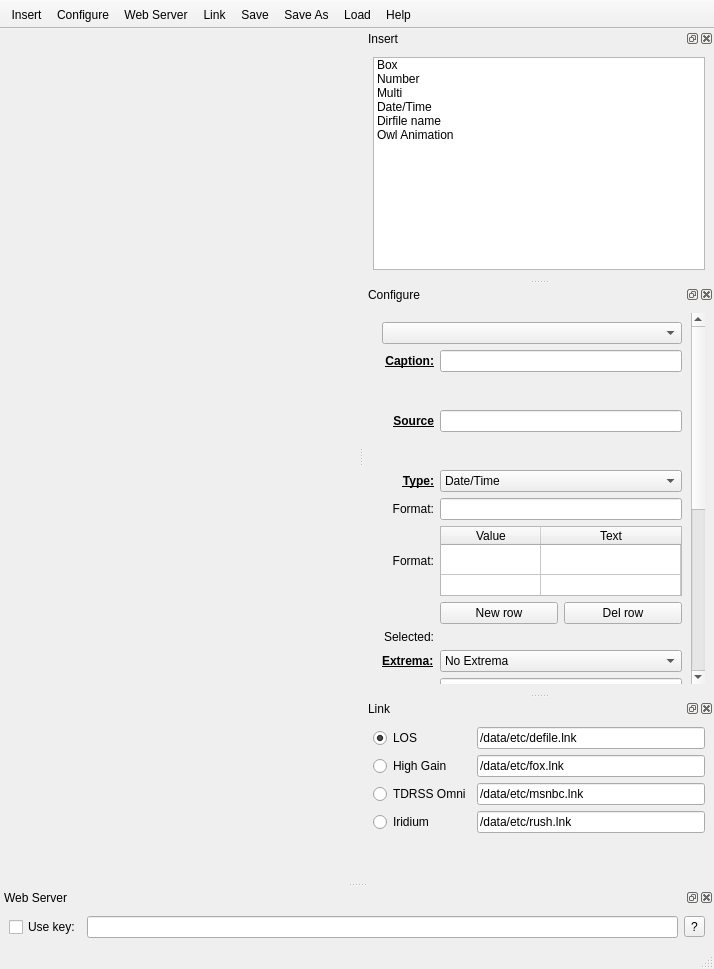
Old version of the form owl/PMainWindow.ui in the repository BlastTNG/flight.
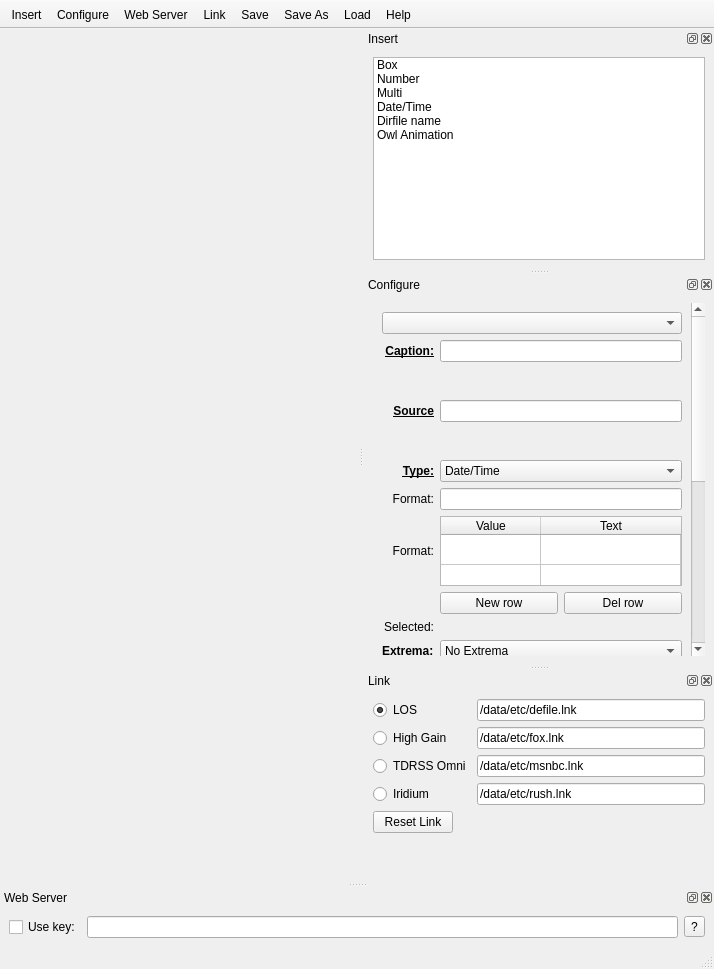
New version of the form. Custom widgets are drawn as their Qt base class.

The edit to the form file:
```diff
--- a/owl/PMainWindow.ui
+++ b/owl/PMainWindow.ui
@@ -21,7 +21,7 @@
    <property name="minimumSize">
     <size>
      <width>84</width>
-     <height>222</height>
+     <height>106</height>
     </size>
    </property>
    <property name="windowTitle">
@@ -73,6 +73,12 @@
    </widget>
   </widget>
   <widget class="QDockWidget" name="dockConfigure">
+   <property name="minimumSize">
+    <size>
+     <width>80</width>
+     <height>80</height>
+    </size>
+   </property>
    <property name="windowTitle">
     <string>Configure</string>
    </property>
@@ -692,6 +698,12 @@
      <verstretch>0</verstretch>
     </sizepolicy>
    </property>
+   <property name="minimumSize">
+    <size>
+     <width>159</width>
+     <height>166</height>
+    </size>
+   </property>
    <property name="windowTitle">
     <string>Link</string>
    </property>
@@ -763,6 +775,19 @@
        </property>
       </widget>
      </item>
+     <item row="7" column="1">
+      <spacer name="verticalSpacer">
+       <property name="orientation">
+        <enum>Qt::Vertical</enum>
+       </property>
+       <property name="sizeHint" stdset="0">
+        <size>
+         <width>20</width>
+         <height>40</height>
+        </size>
+       </property>
+      </spacer>
+     </item>
      <item row="5" column="0">
       <widget class="QRadioButton" name="radioButtonIridum">
        <property name="sizePolicy">
@@ -783,18 +808,18 @@
        </property>
       </widget>
      </item>
-     <item row="6" column="1">
-      <spacer name="verticalSpacer">
-       <property name="orientation">
-        <enum>Qt::Vertical</enum>
+     <item row="6" column="0">
+      <widget class="QPushButton" name="pushButtonResetLink">
+       <property name="sizePolicy">
+        <sizepolicy hsizetype="Fixed" vsizetype="Fixed">
+         <horstretch>0</horstretch>
+         <verstretch>0</verstretch>
+        </sizepolicy>
        </property>
-       <property name="sizeHint" stdset="0">
-        <size>
-         <width>20</width>
-         <height>40</height>
-        </size>
+       <property name="text">
+        <string>Reset Link</string>
        </property>
-      </spacer>
+      </widget>
      </item>
     </layout>
    </widget>
```
